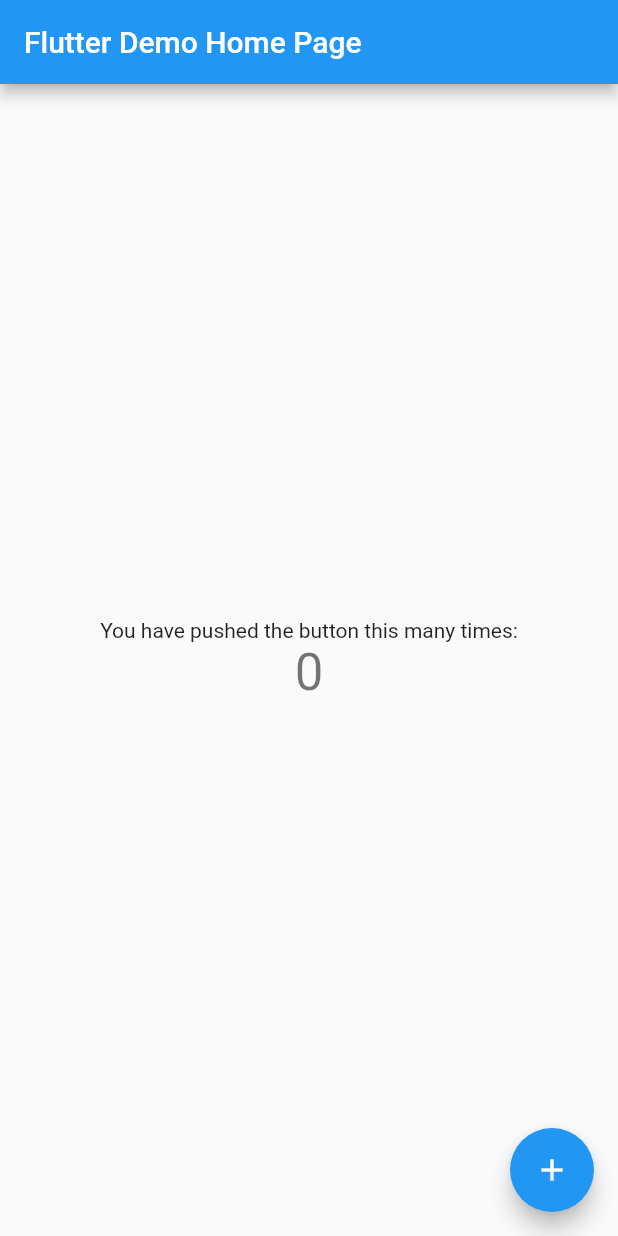
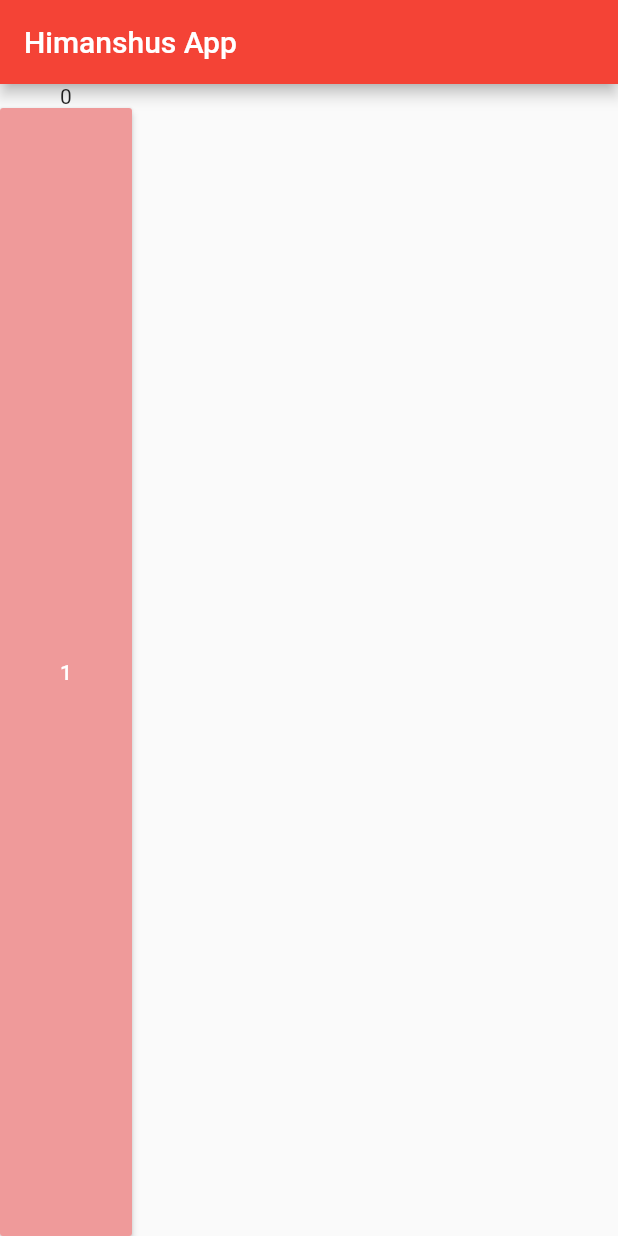
Before and after one commit to sainihimanshu1999/Calculator-Application, a Flutter app: the screen it shows after launch, on a phone screen of 412 x 824 dp. Run offline on Flutter 3.47's test engine with Material 2 defaults, Android fonts, the phone set to English and light mode, and no system bars.

Commit message:
started new app

```diff
--- a/calculator_app/lib/main.dart
+++ b/calculator_app/lib/main.dart
@@ -9,33 +9,15 @@ class MyApp extends StatelessWidget {
     return MaterialApp(
       title: 'Flutter Demo',
       theme: ThemeData(
-        // This is the theme of your application.
-        //
-        // Try running your application with "flutter run". You'll see the
-        // application has a blue toolbar. Then, without quitting the app, try
-        // changing the primarySwatch below to Colors.green and then invoke
-        // "hot reload" (press "r" in the console where you ran "flutter run",
-        // or simply save your changes to "hot reload" in a Flutter IDE).
-        // Notice that the counter didn't reset back to zero; the application
-        // is not restarted.
-        primarySwatch: Colors.blue,
+        primarySwatch: Colors.red,
       ),
-      home: MyHomePage(title: 'Flutter Demo Home Page'),
+      home: MyHomePage(title: 'Himanshus App'),
     );
   }
 }
 
 class MyHomePage extends StatefulWidget {
   MyHomePage({Key key, this.title}) : super(key: key);
-
-  // This widget is the home page of your application. It is stateful, meaning
-  // that it has a State object (defined below) that contains fields that affect
-  // how it looks.
-
-  // This class is the configuration for the state. It holds the values (in this
-  // case the title) provided by the parent (in this case the App widget) and
-  // used by the build method of the State. Fields in a Widget subclass are
-  // always marked "final".
 
   final String title;
 
@@ -44,68 +26,30 @@ class MyHomePage extends StatefulWidget {
 }
 
 class _MyHomePageState extends State<MyHomePage> {
-  int _counter = 0;
 
-  void _incrementCounter() {
-    setState(() {
-      // This call to setState tells the Flutter framework that something has
-      // changed in this State, which causes it to rerun the build method below
-      // so that the display can reflect the updated values. If we changed
-      // _counter without calling setState(), then the build method would not be
-      // called again, and so nothing would appear to happen.
-      _counter++;
-    });
-  }
 
   @override
   Widget build(BuildContext context) {
-    // This method is rerun every time setState is called, for instance as done
-    // by the _incrementCounter method above.
-    //
-    // The Flutter framework has been optimized to make rerunning build methods
-    // fast, so that you can just rebuild anything that needs updating rather
-    // than having to individually change instances of widgets.
     return Scaffold(
       appBar: AppBar(
-        // Here we take the value from the MyHomePage object that was created by
-        // the App.build method, and use it to set our appbar title.
         title: Text(widget.title),
       ),
-      body: Center(
-        // Center is a layout widget. It takes a single child and positions it
-        // in the middle of the parent.
-        child: Column(
-          // Column is also a layout widget. It takes a list of children and
-          // arranges them vertically. By default, it sizes itself to fit its
-          // children horizontally, and tries to be as tall as its parent.
-          //
-          // Invoke "debug painting" (press "p" in the console, choose the
-          // "Toggle Debug Paint" action from the Flutter Inspector in Android
-          // Studio, or the "Toggle Debug Paint" command in Visual Studio Code)
-          // to see the wireframe for each widget.
-          //
-          // Column has various properties to control how it sizes itself and
-          // how it positions its children. Here we use mainAxisAlignment to
-          // center the children vertically; the main axis here is the vertical
-          // axis because Columns are vertical (the cross axis would be
-          // horizontal).
-          mainAxisAlignment: MainAxisAlignment.center,
-          children: <Widget>[
-            Text(
-              'You have pushed the button this many times:',
+      body:new Container(
+
+        child: new Column(children: <Widget>[
+
+          new Text("0"),
+
+          new Expanded(
+              child: new MaterialButton(
+              child: new Text("1"),
+              onPressed: () => {},
+              color: Colors.red[200],
+              textColor: Colors.white,
             ),
-            Text(
-              '$_counter',
-              style: Theme.of(context).textTheme.display1,
-            ),
-          ],
-        ),
+          )
+        ],),
       ),
-      floatingActionButton: FloatingActionButton(
-        onPressed: _incrementCounter,
-        tooltip: 'Increment',
-        child: Icon(Icons.add),
-      ), // This trailing comma makes auto-formatting nicer for build methods.
     );
   }
 }
```
